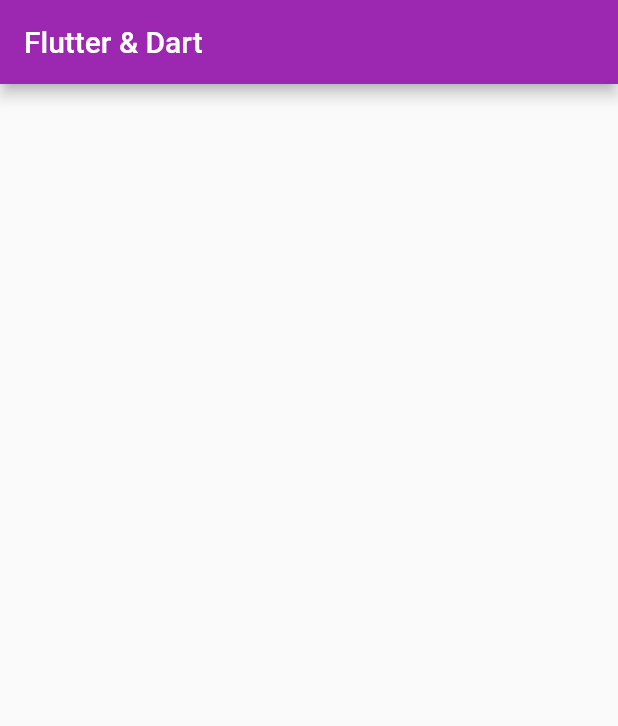
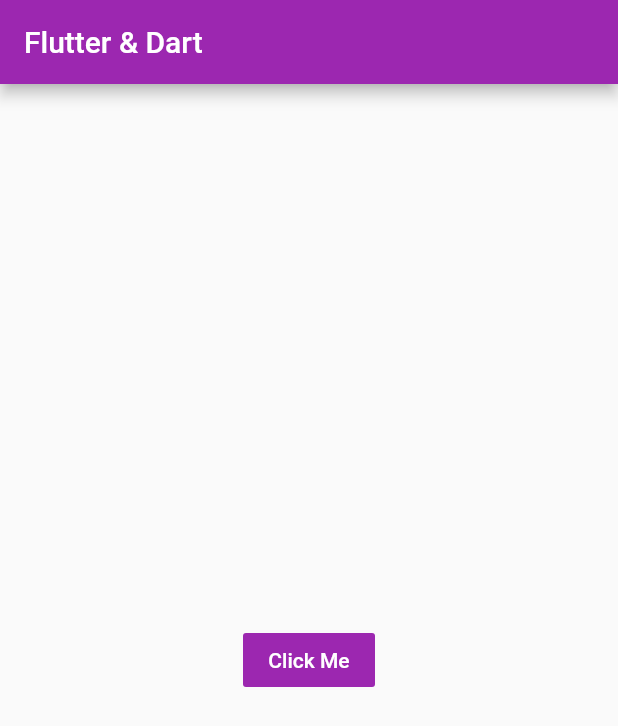
Before and after one commit to DiaDeMuertos/Udemy_section5, a Flutter app: the screen it shows after launch, on a phone screen of 412 x 824 dp. Shown: the top 726 px of the screen. Run offline on Flutter 3.47's test engine with Material 2 defaults, Android fonts, the phone set to English and light mode, and no system bars.

Commit message:
added widget flatbutton implementation

```diff
--- a/lib/main.dart
+++ b/lib/main.dart
@@ -25,6 +25,8 @@ class MyHomePage extends StatefulWidget {
 }
 
 class _MyHomePageState extends State<MyHomePage> {
+  void handlerFlatButtonClickMe() => print('clicked');
+
   @override
   Widget build(BuildContext context) {
     return Scaffold(
@@ -35,8 +37,14 @@ class _MyHomePageState extends State<MyHomePage> {
         child: Column(
           mainAxisAlignment: MainAxisAlignment.center,
           children: <Widget>[
-            Text(
-              '',
+            FlatButton(
+              onPressed: handlerFlatButtonClickMe,
+              color: Colors.purple,
+              textColor: Colors.white,
+              highlightColor: Colors.black,
+              child: Text(
+                'Click Me',
+              ),
             ),
           ],
         ),
```
